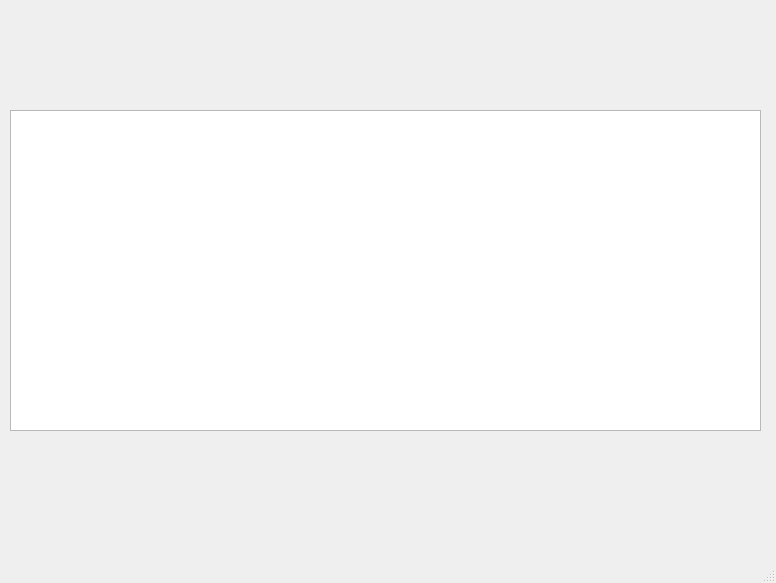
The window that mainwindow.ui (minaolenpavel/NoInputsGUI) describes before a commit, drawn with Qt 5.
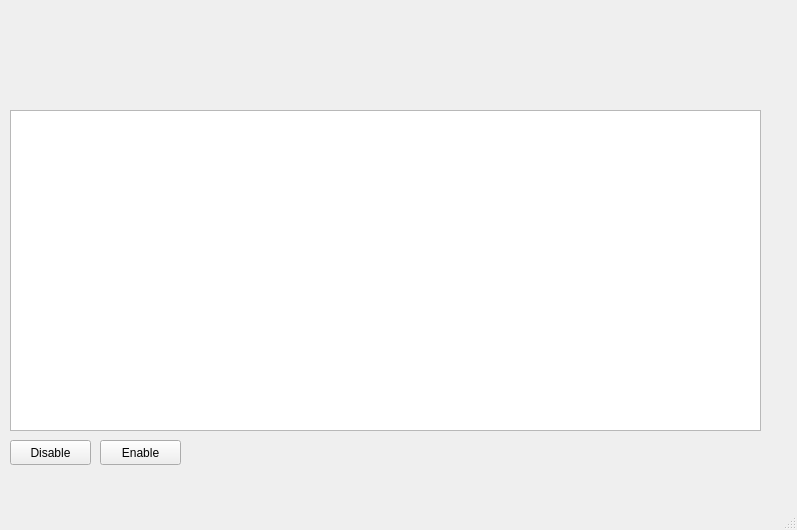
The same window after the commit.

Commit message: inhibiting and unhibiting can be done from the GUI if started with sudo

Diff of the .ui file:
```diff
--- a/mainwindow.ui
+++ b/mainwindow.ui
@@ -6,8 +6,8 @@
    <rect>
     <x>0</x>
     <y>0</y>
-    <width>776</width>
-    <height>583</height>
+    <width>797</width>
+    <height>530</height>
    </rect>
   </property>
   <property name="windowTitle">
@@ -24,6 +24,32 @@
      </rect>
     </property>
    </widget>
+   <widget class="QPushButton" name="inhibitButton">
+    <property name="geometry">
+     <rect>
+      <x>10</x>
+      <y>440</y>
+      <width>81</width>
+      <height>25</height>
+     </rect>
+    </property>
+    <property name="text">
+     <string>Disable</string>
+    </property>
+   </widget>
+   <widget class="QPushButton" name="uninhibitButton">
+    <property name="geometry">
+     <rect>
+      <x>100</x>
+      <y>440</y>
+      <width>81</width>
+      <height>25</height>
+     </rect>
+    </property>
+    <property name="text">
+     <string>Enable</string>
+    </property>
+   </widget>
   </widget>
   <widget class="QMenuBar" name="menubar">
    <property name="geometry">
```
Left out of the diff: 2 changed lines with no effect on the pictures. The commit also changes 3 other files.
